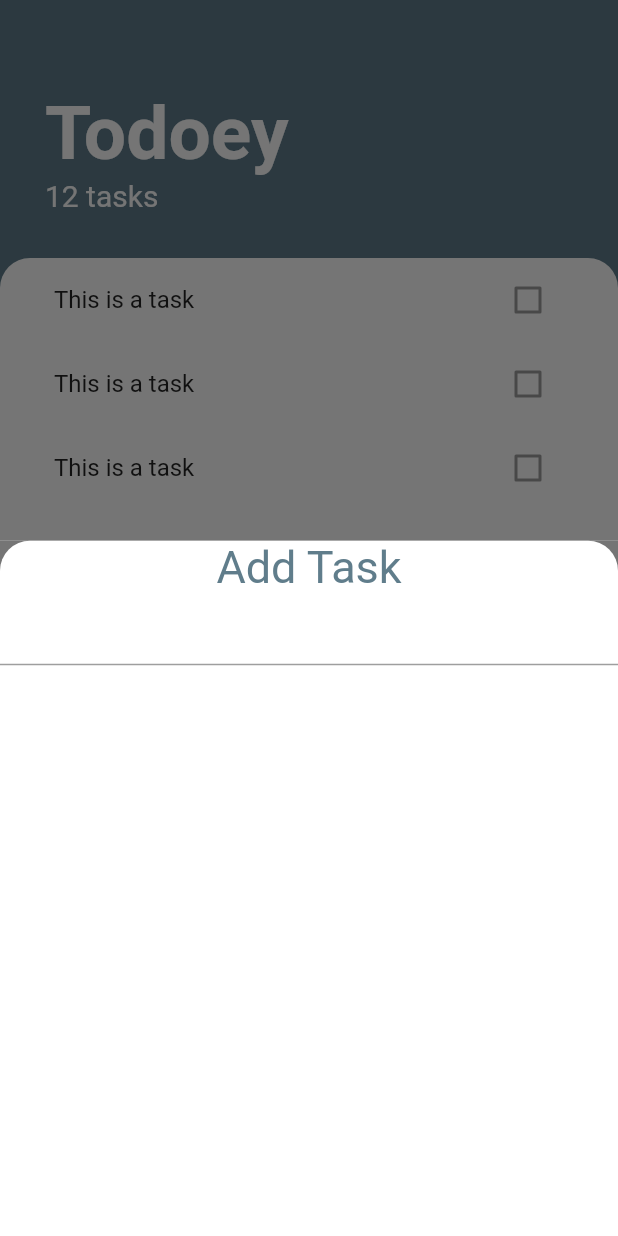
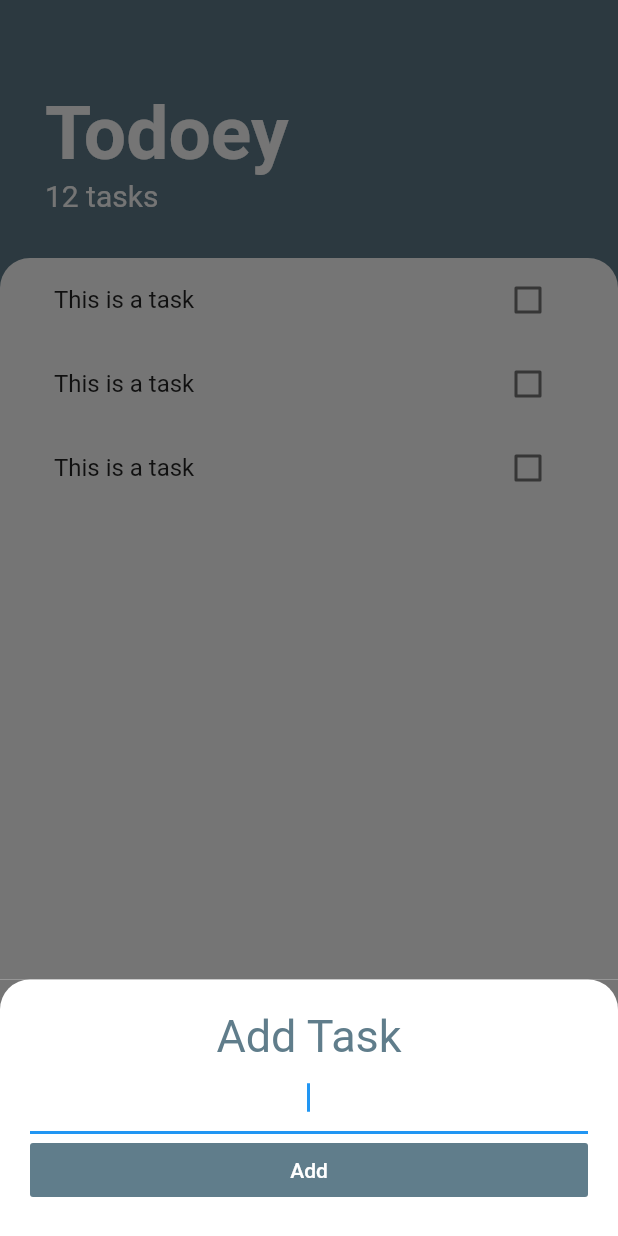
Before and after one commit to harshs0203/todoeyy, a Flutter app: the screen it shows after launch, after a tap on the "add" icon, on a phone screen of 412 x 824 dp. Run offline on Flutter 3.47's test engine with Material 2 defaults, Android fonts, the phone set to English and light mode, and no system bars.

```diff
--- a/lib/Screens/Task.dart
+++ b/lib/Screens/Task.dart
@@ -10,7 +10,14 @@ class TasksScreen extends StatelessWidget {
         backgroundColor: Colors.blueGrey,
           child: Icon(Icons.add),
           onPressed: (){
-          showModalBottomSheet(context: context, builder: (context) => AddTask());
+          showModalBottomSheet(context: context, isScrollControlled: true,builder: (context) =>
+          SingleChildScrollView(
+           child: Container(
+             padding: EdgeInsets.only(bottom: MediaQuery.of(context).viewInsets.bottom),
+             child: AddTask(),
+           ),
+          )
+          );
           }
       ),
       body: Column(
--- a/lib/Screens/addTask.dart
+++ b/lib/Screens/addTask.dart
@@ -7,6 +7,7 @@ class AddTask extends StatelessWidget {
     return Container(
       color: Color(0Xff757575),
       child: Container(
+        padding: EdgeInsets.all(20.0),
         decoration: BoxDecoration(
           color: Colors.white,
           borderRadius: BorderRadius.only(
@@ -15,17 +16,33 @@ class AddTask extends StatelessWidget {
           ),
         ),
         child: Column(
+          crossAxisAlignment: CrossAxisAlignment.stretch,
           children: <Widget>[
             Text('Add Task',
+            textAlign: TextAlign.center,
             style: TextStyle(
               fontSize: 30.0,
               color: Colors.blueGrey,
             ),
             ),
             TextField(
+              autofocus: true,
+              decoration: InputDecoration(
+                focusColor: Colors.blueGrey,
+              ),
+              textAlign: TextAlign.center,
+            ),
+            FlatButton(
+                onPressed: (){
 
+                },
+                child: Text('Add',
+                style: TextStyle(
+                  color: Colors.white,
+                ),
+                ),
+              color: Colors.blueGrey,
             ),
-            FlatButton(onPressed: null, child: null),
           ],
         ),
       ),
--- a/lib/Widgets/task_tile.dart
+++ b/lib/Widgets/task_tile.dart
@@ -1,13 +1,44 @@
 import 'package:flutter/material.dart';
 
-class TaskTile extends StatelessWidget {
+class TaskTile extends StatefulWidget {
+  @override
+  _TaskTileState createState() => _TaskTileState();
+}
+
+class _TaskTileState extends State<TaskTile> {
+  bool isChecked = false;
+
   @override
   Widget build(BuildContext context) {
     return ListTile(
       title: Text(
-          'This is a task'
-      )
-      ,trailing: Checkbox(value: false, onChanged: null),
+        'This is a task',
+        style: TextStyle(
+          decoration: isChecked ? TextDecoration.lineThrough : null,
+        ),
+      ),
+      trailing: TaskCheckBox(
+          checkBoxState: isChecked,
+          toggleCheckBox: (bool checkBoxState) {
+            setState(() {
+              isChecked = checkBoxState;
+            });
+          }),
     );
   }
 }
+
+class TaskCheckBox extends StatelessWidget {
+  TaskCheckBox({this.checkBoxState, this.toggleCheckBox});
+
+  final bool checkBoxState;
+  final Function toggleCheckBox;
+  @override
+  Widget build(BuildContext context) {
+    return Checkbox(
+      activeColor: Colors.blueGrey,
+      value: checkBoxState,
+      onChanged: toggleCheckBox,
+    );
+  }
+}
```
